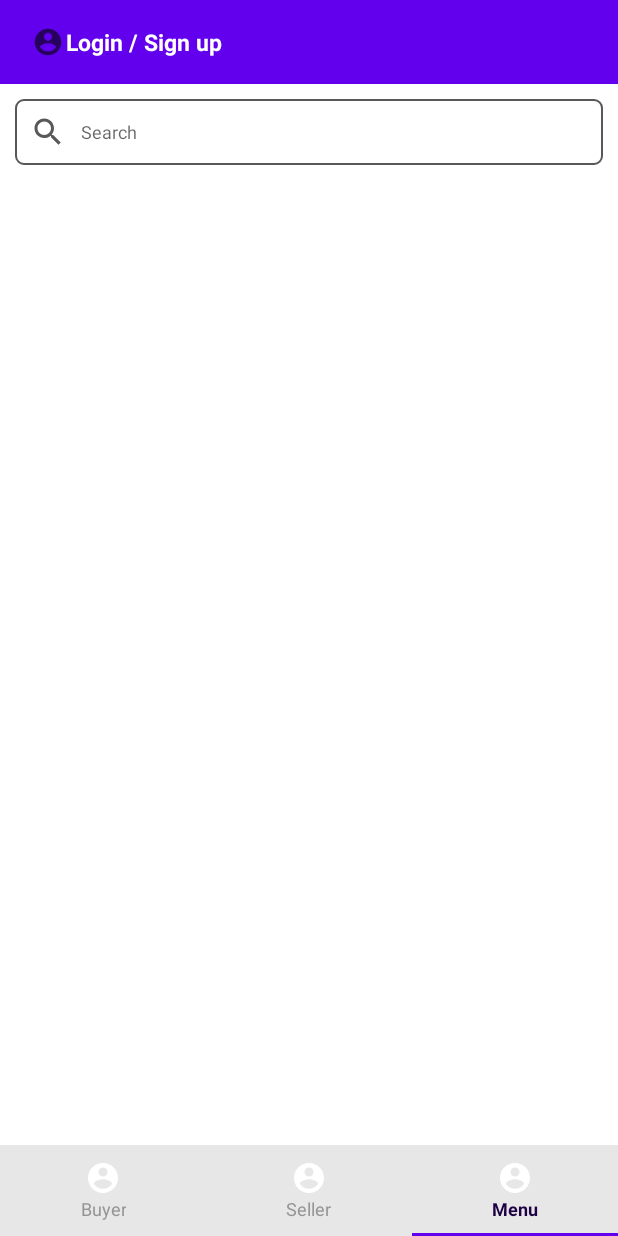
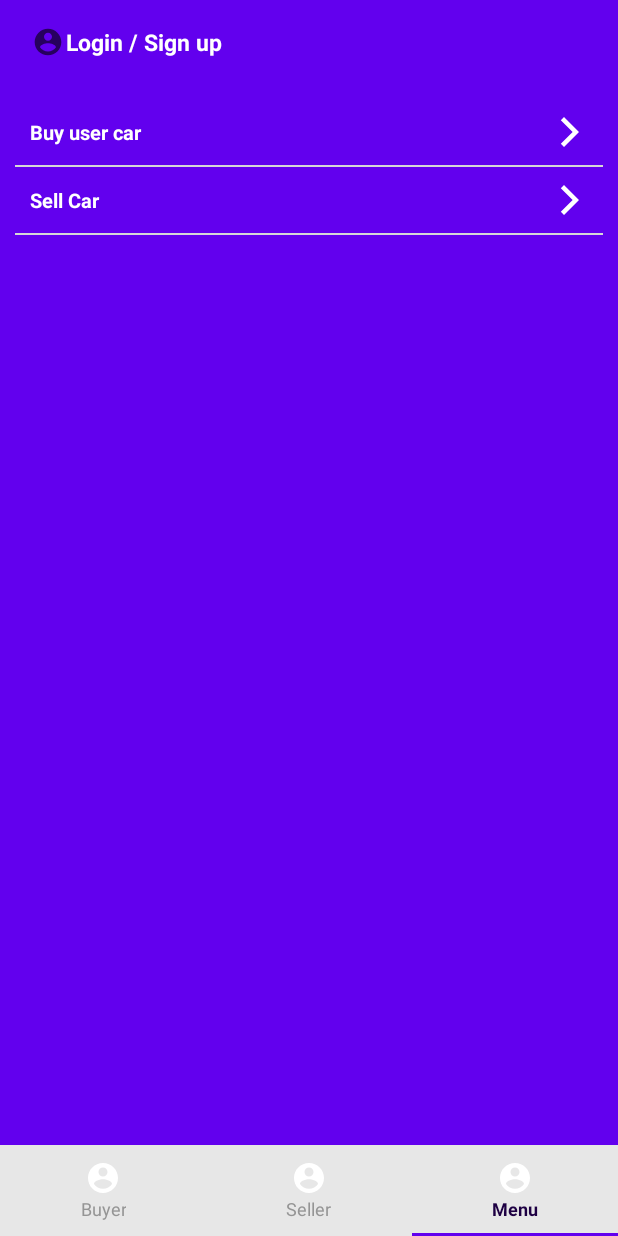
Before and after one commit to carhouseindia/carhouse_android-app, an Android app: the screen it shows after launch (DashboardActivity), item 3 of the bottom bar chosen, on a phone screen of 412 x 824 dp. Run offline under Robolectric (Android 15) with nearby library versions, the phone set to English and light mode, and no system bars; our stand-ins replace ButterKnife.

Commit message:
menu page

```diff
--- a/app/src/main/java/com/example/carhouse/activity/DashboardActivity.java
+++ b/app/src/main/java/com/example/carhouse/activity/DashboardActivity.java
@@ -191,4 +191,11 @@ public class DashboardActivity extends MainClass {
             }
         }, 2000);
     }
+
+    public void switchTab(int pos)
+    {
+        if(viewpager!=null) {
+            viewpager.setCurrentItem(pos);
+        }
+    }
 }
--- a/app/src/main/java/com/example/carhouse/activity/SellCarCreateActivity.java
+++ b/app/src/main/java/com/example/carhouse/activity/SellCarCreateActivity.java
@@ -20,10 +20,7 @@ import android.widget.TextView;
 
 import com.example.carhouse.R;
 import com.example.carhouse.adapter.ViewPagerAdapter;
-import com.example.carhouse.fragment.BuyerFragment;
-import com.example.carhouse.fragment.MenuFragment;
 import com.example.carhouse.fragment.SearchListSellCreateFragment;
-import com.example.carhouse.fragment.SellerFragment;
 import com.example.carhouse.fragment.VarientSCFrag;
 import com.google.android.material.tabs.TabLayout;
 
--- a/app/src/main/java/com/example/carhouse/fragment/MenuFragment.java
+++ b/app/src/main/java/com/example/carhouse/fragment/MenuFragment.java
@@ -1,13 +1,29 @@
 package com.example.carhouse.fragment;
 
 import android.os.Bundle;
+import android.view.View;
 
 import androidx.annotation.NonNull;
+import androidx.annotation.Nullable;
+import androidx.appcompat.widget.AppCompatTextView;
 
 import com.example.carhouse.R;
+import com.example.carhouse.activity.DashboardActivity;
 import com.example.carhouse.activity.MainClass;
+import com.google.android.material.tabs.TabLayout;
+
+import butterknife.BindView;
 
 public class MenuFragment extends MainFragmentClass {
+
+    @Nullable
+    @BindView(R.id.txtBuyCar)
+    AppCompatTextView txtBuyCar = null;
+
+
+    @Nullable
+    @BindView(R.id.txtSellCar)
+    AppCompatTextView txtSellCar = null;
 
     @NonNull
     public static MenuFragment newInstance()
@@ -22,18 +38,29 @@ public class MenuFragment extends MainFragmentClass {
 
     @Override
     protected int getFragmentLayout() {
-        return R.layout.buyer_layout;
+        return R.layout.menu_fragment;
     }
 
 
     @Override
     protected void intView() {
-
     }
 
     @Override
     void intListener() {
+        txtBuyCar.setOnClickListener(new View.OnClickListener() {
+            @Override
+            public void onClick(View view) {
+                ((DashboardActivity)getActivity()).switchTab(0);
+            }
+        });
 
+        txtSellCar.setOnClickListener(new View.OnClickListener() {
+            @Override
+            public void onClick(View view) {
+                ((DashboardActivity)getActivity()).switchTab(1);
+            }
+        });
     }
 
 
--- /dev/null
+++ b/app/src/main/res/drawable/ic_baseline_arrow_forward_ios_24.xml
@@ -0,0 +1,5 @@
+<vector android:height="24dp" android:tint="#FFFFFF"
+    android:viewportHeight="24" android:viewportWidth="24"
+    android:width="24dp" xmlns:android="http://schemas.android.com/apk/res/android">
+    <path android:fillColor="@android:color/white" android:pathData="M5.88,4.12L13.76,12l-7.88,7.88L8,22l10,-10L8,2z"/>
+</vector>
--- /dev/null
+++ b/app/src/main/res/layout/menu_fragment.xml
@@ -0,0 +1,76 @@
+<?xml version="1.0" encoding="utf-8"?>
+<LinearLayout xmlns:android="http://schemas.android.com/apk/res/android"
+    xmlns:app="http://schemas.android.com/apk/res-auto"
+    android:background="@color/colorPrimary"
+    android:layout_width="match_parent"
+    android:layout_height="match_parent"
+    android:orientation="vertical"
+    android:padding="@dimen/tendp"
+    app:layout_behavior="@string/appbar_scrolling_view_behavior"
+
+    >
+
+    <!--<RelativeLayout
+        android:visibility="gone"
+        android:padding="@dimen/tendp"
+        android:id="@+id/lnrCity"
+        android:layout_width="match_parent"
+        android:layout_height="wrap_content">
+        <androidx.appcompat.widget.AppCompatTextView
+            android:layout_width="wrap_content"
+            android:id="@+id/txtCity"
+            android:textColor="@color/white"
+            android:gravity="center_vertical"
+            style="@style/textviewStyle"
+            android:text="City"
+            />
+
+        <androidx.appcompat.widget.AppCompatTextView
+            android:layout_width="wrap_content"
+            android:layout_alignParentEnd="true"
+            android:id="@+id/txtCityName"
+            android:textColor="@color/white"
+            android:gravity="center_vertical"
+            style="@style/textviewStyle"
+            android:textStyle="bold"
+            android:text="Mumbai"
+            />
+
+    </RelativeLayout>
+    <view
+        android:visibility="gone"
+        android:layout_width="match_parent"
+        android:layout_height="@dimen/onedp"
+        android:background="@color/white"/>-->
+
+    <androidx.appcompat.widget.AppCompatTextView
+        android:id="@+id/txtBuyCar"
+        android:padding="@dimen/tendp"
+        android:textColor="@color/white"
+        android:gravity="center_vertical"
+        style="@style/textviewStyle"
+        android:text="Buy user car"
+        android:textStyle="bold"
+        android:drawableEnd="@drawable/ic_baseline_arrow_forward_ios_24"
+        />
+    <LinearLayout
+        android:layout_width="match_parent"
+        android:layout_height="@dimen/onedp"
+        android:background="@color/ligh_gray_rating"/>
+    <androidx.appcompat.widget.AppCompatTextView
+        android:textStyle="bold"
+        android:id="@+id/txtSellCar"
+        android:padding="@dimen/tendp"
+        android:textColor="@color/white"
+        android:gravity="center_vertical"
+        style="@style/textviewStyle"
+        android:text="Sell Car"
+        android:drawableEnd="@drawable/ic_baseline_arrow_forward_ios_24"
+        />
+
+    <LinearLayout
+        android:layout_width="match_parent"
+        android:layout_height="@dimen/onedp"
+        android:background="@color/ligh_gray_rating"/>
+
+</LinearLayout>
```
